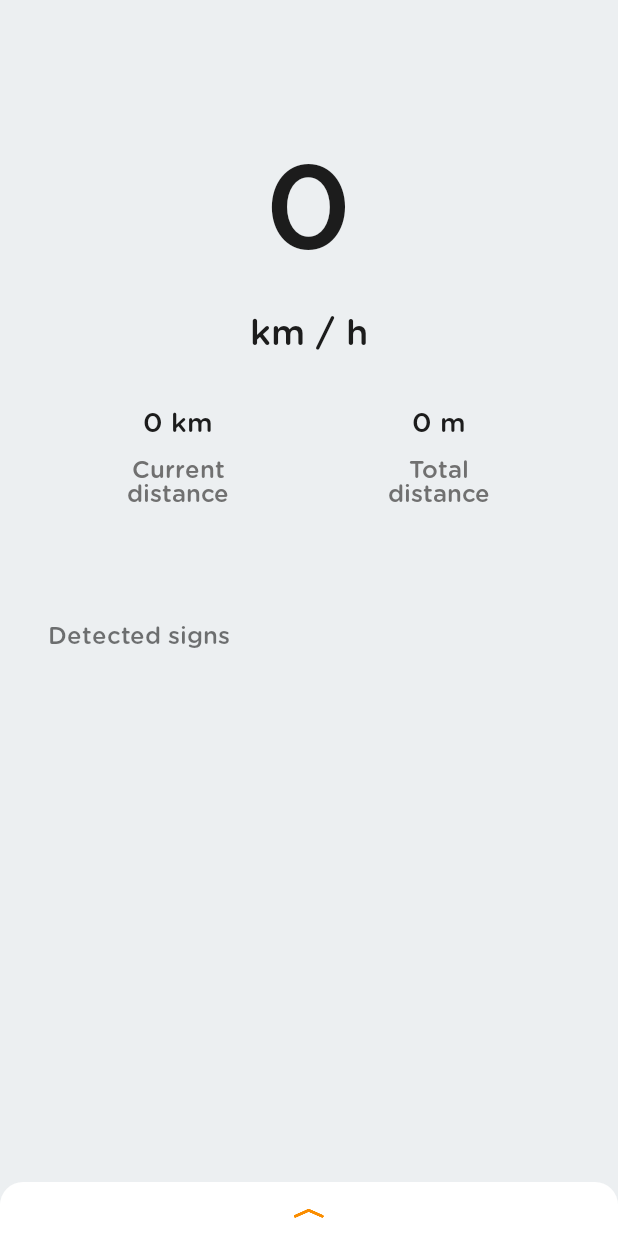
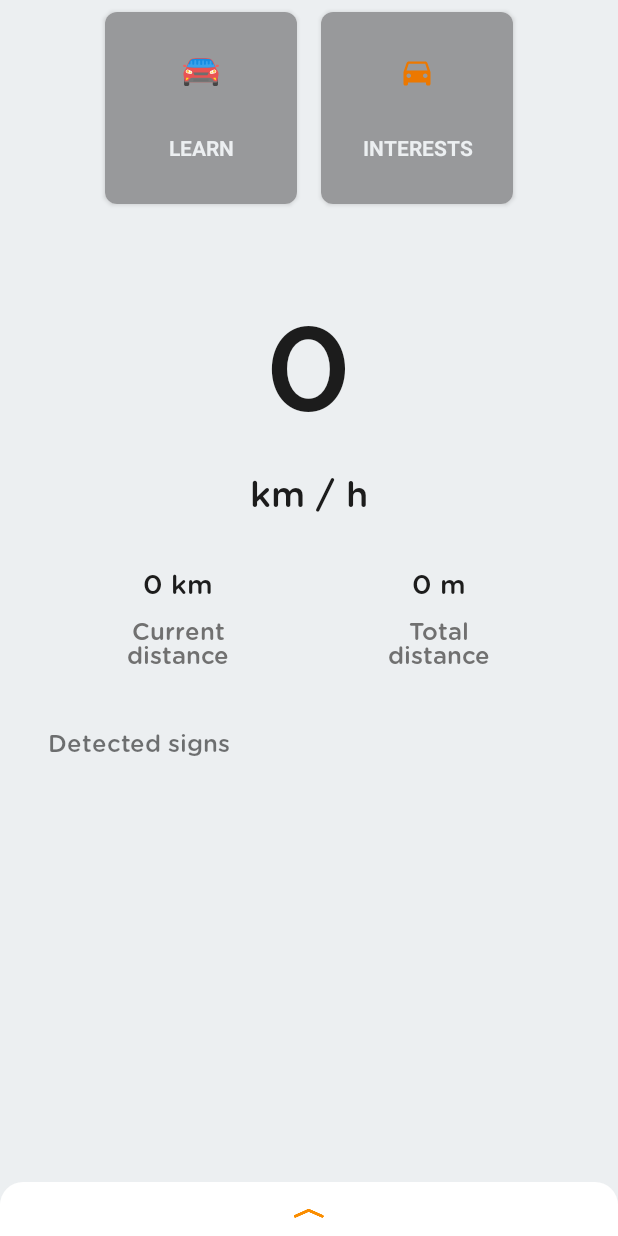
Before and after one commit to VirgileDjimgou/Android-Application-for-Traffic-Sign-Recognition, an Android app: the screen it shows after launch (DetectorActivity), on a phone screen of 412 x 824 dp. Run offline under Robolectric (Android 15) with nearby library versions, the phone set to English and light mode, and no system bars; our stand-ins replace Dagger/Hilt's generated code, RxJava; libraries missing offline, so code that uses them is left out: org.tensorflow.lite; network calls fail; pictures from the network do not load; 4 statements that could not run were skipped.

Commit message:
add cadview

```diff
--- a/RoadAssistant_v2/app/build.gradle
+++ b/RoadAssistant_v2/app/build.gradle
@@ -1,9 +1,9 @@
-apply plugin: 'com.android.application'
+// apply plugin: 'com.android.application'
 //apply plugin: 'com.google.gms.google-services'
-
-//pass carassistant
-//alias car_assistant
-//pass carassistant
+plugins {
+    id 'com.android.application'
+    id 'kotlin-android'
+}
 
 android {
     compileSdkVersion 30
@@ -28,6 +28,10 @@ android {
     compileOptions {
         sourceCompatibility = '1.8'
         targetCompatibility = '1.8'
+    }
+
+    kotlinOptions {
+        jvmTarget = '1.8'
     }
 }
 
@@ -59,4 +63,12 @@ dependencies {
     implementation 'com.google.code.gson:gson:2.8.5'
 
     implementation 'org.tensorflow:tensorflow-lite:1.14.0'
+
+    // Card Box Layout with kotlin
+    implementation "org.jetbrains.kotlin:kotlin-stdlib:$kotlin_version"
+    implementation 'androidx.core:core-ktx:1.3.2'
+    implementation 'androidx.appcompat:appcompat:1.2.0'
+    implementation 'com.google.android.material:material:1.3.0-alpha04'
+    implementation 'androidx.constraintlayout:constraintlayout:2.0.4'
+
 }
--- a/RoadAssistant_v2/app/src/main/res/layout/main_layout.xml
+++ b/RoadAssistant_v2/app/src/main/res/layout/main_layout.xml
@@ -6,6 +6,115 @@
     xmlns:tools="http://schemas.android.com/tools"
     android:orientation="vertical"
     android:background="@color/porcelain">
+
+    <LinearLayout
+        android:id="@+id/linearLayout2"
+        android:layout_width="match_parent"
+        android:layout_height="wrap_content"
+        android:gravity="center_horizontal"
+        android:orientation="horizontal"
+        android:weightSum="2"
+        app:layout_constraintEnd_toEndOf="parent"
+        app:layout_constraintStart_toStartOf="parent"
+        app:layout_constraintTop_toBottomOf="@+id/linearLayout">
+
+        <androidx.cardview.widget.CardView
+            android:id="@+id/learnCard"
+            android:layout_width="128dp"
+            android:layout_height="128dp"
+            android:layout_margin="8dp"
+            android:layout_marginEnd="16dp"
+            android:clickable="true"
+            android:elevation="12dp"
+            android:focusable="true"
+            android:background="@color/colorPrimary"
+            app:cardCornerRadius="8dp">
+
+            <androidx.constraintlayout.widget.ConstraintLayout
+                android:layout_width="match_parent"
+                android:background="@color/colorPrimary"
+                android:layout_height="match_parent">
+
+                <ImageView
+                    android:id="@+id/image_view21"
+                    android:layout_width="0dp"
+                    android:layout_height="wrap_content"
+                    android:src="@drawable/ic_car"
+                    app:layout_constraintBottom_toTopOf="@+id/textView21"
+                    app:layout_constraintEnd_toEndOf="parent"
+                    app:layout_constraintHorizontal_bias="0.5"
+                    app:layout_constraintStart_toStartOf="parent"
+                    app:layout_constraintTop_toTopOf="parent" />
+
+                <TextView
+                    android:id="@+id/textView21"
+                    android:layout_width="match_parent"
+                    android:layout_height="wrap_content"
+                    android:gravity="center"
+                    android:text="LEARN"
+                    android:textAllCaps="true"
+                    android:textColor="@color/porcelain"
+                    android:textSize="14sp"
+                    android:textStyle="bold"
+                    app:layout_constraintBottom_toBottomOf="parent"
+                    app:layout_constraintEnd_toEndOf="parent"
+                    app:layout_constraintHorizontal_bias="0.5"
+                    app:layout_constraintStart_toStartOf="parent"
+                    app:layout_constraintTop_toBottomOf="@+id/image_view21" />
+
+            </androidx.constraintlayout.widget.ConstraintLayout>
+
+        </androidx.cardview.widget.CardView>
+
+        <androidx.cardview.widget.CardView
+            android:id="@+id/interestsCard"
+            android:layout_width="128dp"
+            android:layout_height="128dp"
+            android:layout_margin="8dp"
+            android:layout_marginStart="16dp"
+            android:clickable="true"
+            android:elevation="12dp"
+            android:focusable="true"
+            android:foreground="?android:attr/selectableItemBackground"
+            app:cardCornerRadius="8dp">
+
+            <androidx.constraintlayout.widget.ConstraintLayout
+                android:layout_width="match_parent"
+                android:background="@color/colorPrimary"
+                android:layout_height="match_parent">
+
+                <ImageView
+                    android:id="@+id/image_view22"
+                    android:layout_width="0dp"
+                    android:layout_height="wrap_content"
+                    android:src="@drawable/ic_directions_car"
+                    app:layout_constraintBottom_toTopOf="@+id/textView22"
+                    app:layout_constraintEnd_toEndOf="parent"
+                    app:layout_constraintHorizontal_bias="0.5"
+                    app:layout_constraintStart_toStartOf="parent"
+                    app:layout_constraintTop_toTopOf="parent" />
+
+                <TextView
+                    android:id="@+id/textView22"
+                    android:layout_width="match_parent"
+                    android:layout_height="wrap_content"
+                    android:gravity="center"
+                    android:text="INTERESTS"
+                    android:textAllCaps="true"
+                    android:textColor="@color/porcelain"
+                    android:textSize="14sp"
+                    android:textStyle="bold"
+                    app:layout_constraintBottom_toBottomOf="parent"
+                    app:layout_constraintEnd_toEndOf="parent"
+                    app:layout_constraintHorizontal_bias="0.5"
+                    app:layout_constraintStart_toStartOf="parent"
+                    app:layout_constraintTop_toBottomOf="@+id/image_view22" />
+
+            </androidx.constraintlayout.widget.ConstraintLayout>
+
+        </androidx.cardview.widget.CardView>
+
+    </LinearLayout>
 
     <LinearLayout
         android:layout_width="match_parent"
--- a/RoadAssistant_v2/build.gradle
+++ b/RoadAssistant_v2/build.gradle
@@ -1,7 +1,7 @@
 // Top-level build file where you can add configuration options common to all sub-projects/modules.
 
 buildscript {
-
+    ext.kotlin_version = "1.9.0"
     repositories {
         google()
         jcenter()
@@ -9,6 +9,7 @@ buildscript {
     }
     dependencies {
         classpath 'com.android.tools.build:gradle:7.0.4'
+        classpath "org.jetbrains.kotlin:kotlin-gradle-plugin:$kotlin_version"
         // classpath 'com.android.tools.build:gradle:3.2.1'
         classpath 'de.undercouch:gradle-download-task:3.4.3'
         //classpath 'com.google.gms:google-services:4.3.15'
```
